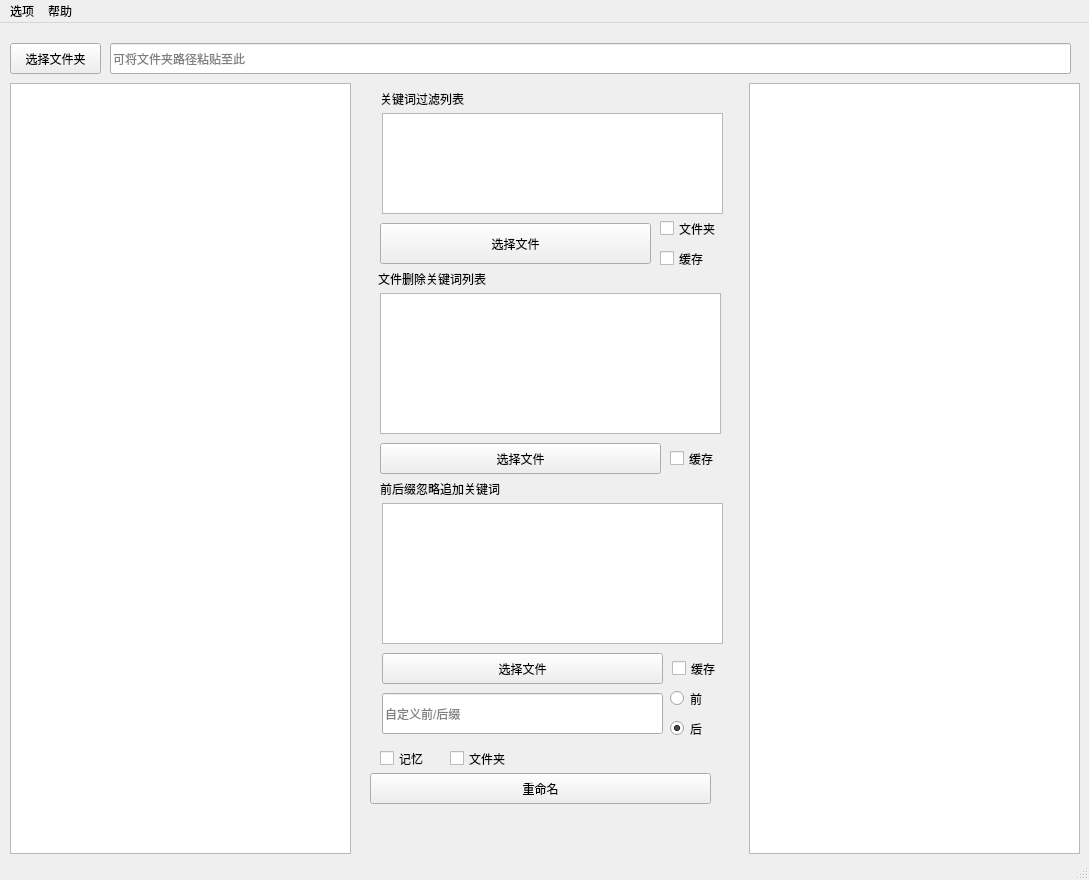
Old version of the form form.ui in the repository RoyalLiang/ant.
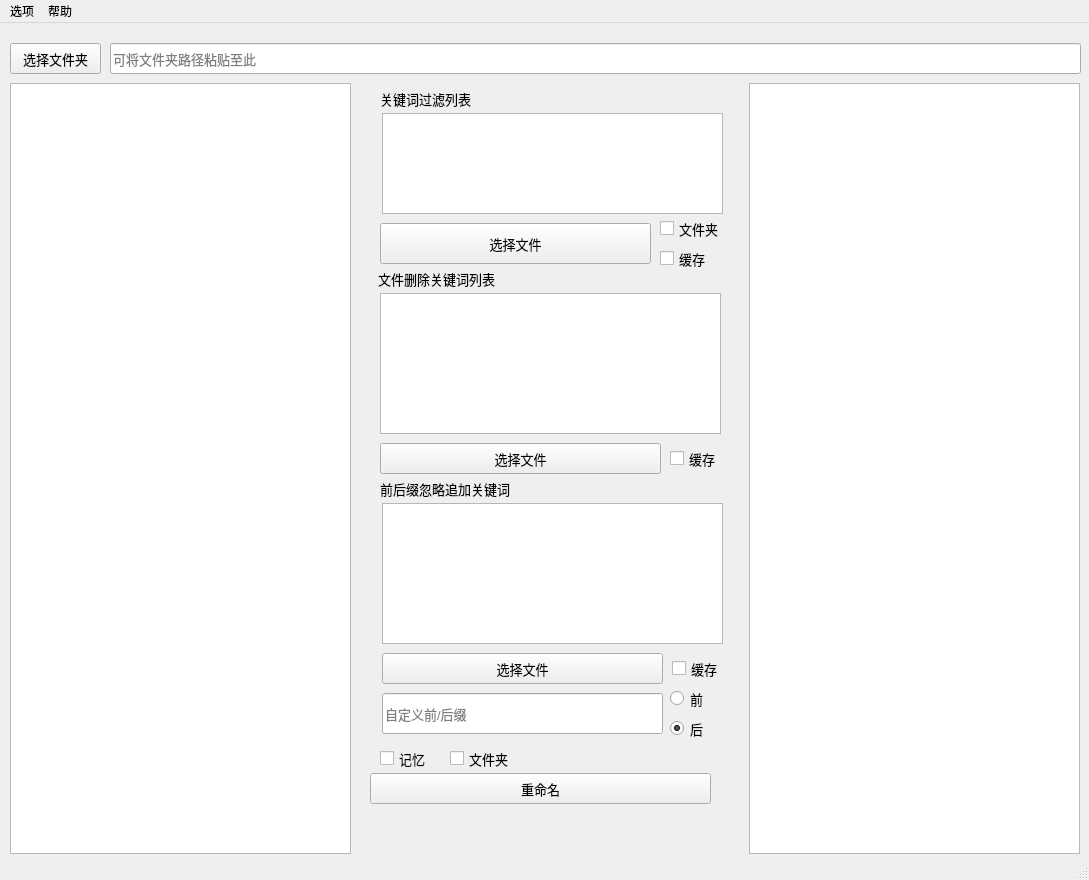
New version of the form.

The edit to the form file:
```diff
--- a/form.ui
+++ b/form.ui
@@ -29,6 +29,12 @@
       <height>31</height>
      </rect>
     </property>
+    <property name="font">
+     <font>
+      <pointsize>10</pointsize>
+      <bold>false</bold>
+     </font>
+    </property>
     <property name="text">
      <string>选择文件夹</string>
     </property>
@@ -38,10 +44,16 @@
      <rect>
       <x>110</x>
       <y>20</y>
-      <width>961</width>
+      <width>971</width>
       <height>31</height>
      </rect>
     </property>
+    <property name="font">
+     <font>
+      <pointsize>10</pointsize>
+      <bold>false</bold>
+     </font>
+    </property>
     <property name="readOnly">
      <bool>false</bool>
     </property>
@@ -81,6 +93,12 @@
       <height>31</height>
      </rect>
     </property>
+    <property name="font">
+     <font>
+      <pointsize>10</pointsize>
+      <bold>false</bold>
+     </font>
+    </property>
     <property name="text">
      <string>关键词过滤列表</string>
     </property>
@@ -94,6 +112,12 @@
       <height>41</height>
      </rect>
     </property>
+    <property name="font">
+     <font>
+      <pointsize>10</pointsize>
+      <bold>false</bold>
+     </font>
+    </property>
     <property name="text">
      <string>选择文件</string>
     </property>
@@ -107,6 +131,12 @@
       <height>31</height>
      </rect>
     </property>
+    <property name="font">
+     <font>
+      <pointsize>10</pointsize>
+      <bold>false</bold>
+     </font>
+    </property>
     <property name="text">
      <string>文件删除关键词列表</string>
     </property>
@@ -120,6 +150,12 @@
       <height>31</height>
      </rect>
     </property>
+    <property name="font">
+     <font>
+      <pointsize>10</pointsize>
+      <bold>false</bold>
+     </font>
+    </property>
     <property name="text">
      <string>文件夹</string>
     </property>
@@ -191,6 +227,12 @@
       <height>31</height>
      </rect>
     </property>
+    <property name="font">
+     <font>
+      <pointsize>10</pointsize>
+      <bold>false</bold>
+     </font>
+    </property>
     <property name="text">
      <string>缓存</string>
     </property>
@@ -204,6 +246,12 @@
       <height>31</height>
      </rect>
     </property>
+    <property name="font">
+     <font>
+      <pointsize>10</pointsize>
+      <bold>false</bold>
+     </font>
+    </property>
     <property name="text">
      <string>文件夹</string>
     </property>
@@ -217,6 +265,12 @@
       <height>31</height>
      </rect>
     </property>
+    <property name="font">
+     <font>
+      <pointsize>10</pointsize>
+      <bold>false</bold>
+     </font>
+    </property>
     <property name="text">
      <string>缓存</string>
     </property>
@@ -230,6 +284,12 @@
       <height>31</height>
      </rect>
     </property>
+    <property name="font">
+     <font>
+      <pointsize>10</pointsize>
+      <bold>false</bold>
+     </font>
+    </property>
     <property name="text">
      <string>选择文件</string>
     </property>
@@ -243,6 +303,12 @@
       <height>31</height>
      </rect>
     </property>
+    <property name="font">
+     <font>
+      <pointsize>10</pointsize>
+      <bold>false</bold>
+     </font>
+    </property>
     <property name="text">
      <string>前</string>
     </property>
@@ -256,6 +322,12 @@
       <height>31</height>
      </rect>
     </property>
+    <property name="font">
+     <font>
+      <pointsize>10</pointsize>
+      <bold>false</bold>
+     </font>
+    </property>
     <property name="text">
      <string>重命名</string>
     </property>
@@ -269,6 +341,12 @@
       <height>41</height>
      </rect>
     </property>
+    <property name="font">
+     <font>
+      <pointsize>10</pointsize>
+      <bold>false</bold>
+     </font>
+    </property>
     <property name="text">
      <string/>
     </property>
@@ -285,6 +363,12 @@
       <height>31</height>
      </rect>
     </property>
+    <property name="font">
+     <font>
+      <pointsize>10</pointsize>
+      <bold>false</bold>
+     </font>
+    </property>
     <property name="text">
      <string>后</string>
     </property>
@@ -301,6 +385,12 @@
       <height>31</height>
      </rect>
     </property>
+    <property name="font">
+     <font>
+      <pointsize>10</pointsize>
+      <bold>false</bold>
+     </font>
+    </property>
     <property name="text">
      <string>选择文件</string>
     </property>
@@ -343,6 +433,12 @@
       <height>31</height>
      </rect>
     </property>
+    <property name="font">
+     <font>
+      <pointsize>10</pointsize>
+      <bold>false</bold>
+     </font>
+    </property>
     <property name="text">
      <string>前后缀忽略追加关键词</string>
     </property>
@@ -356,6 +452,12 @@
       <height>31</height>
      </rect>
     </property>
+    <property name="font">
+     <font>
+      <pointsize>10</pointsize>
+      <bold>false</bold>
+     </font>
+    </property>
     <property name="text">
      <string>缓存</string>
     </property>
@@ -369,6 +471,12 @@
       <height>31</height>
      </rect>
     </property>
+    <property name="font">
+     <font>
+      <pointsize>10</pointsize>
+      <bold>false</bold>
+     </font>
+    </property>
     <property name="text">
      <string>记忆</string>
     </property>
```
Left out of the diff: 44 changed lines with no effect on the pictures.
